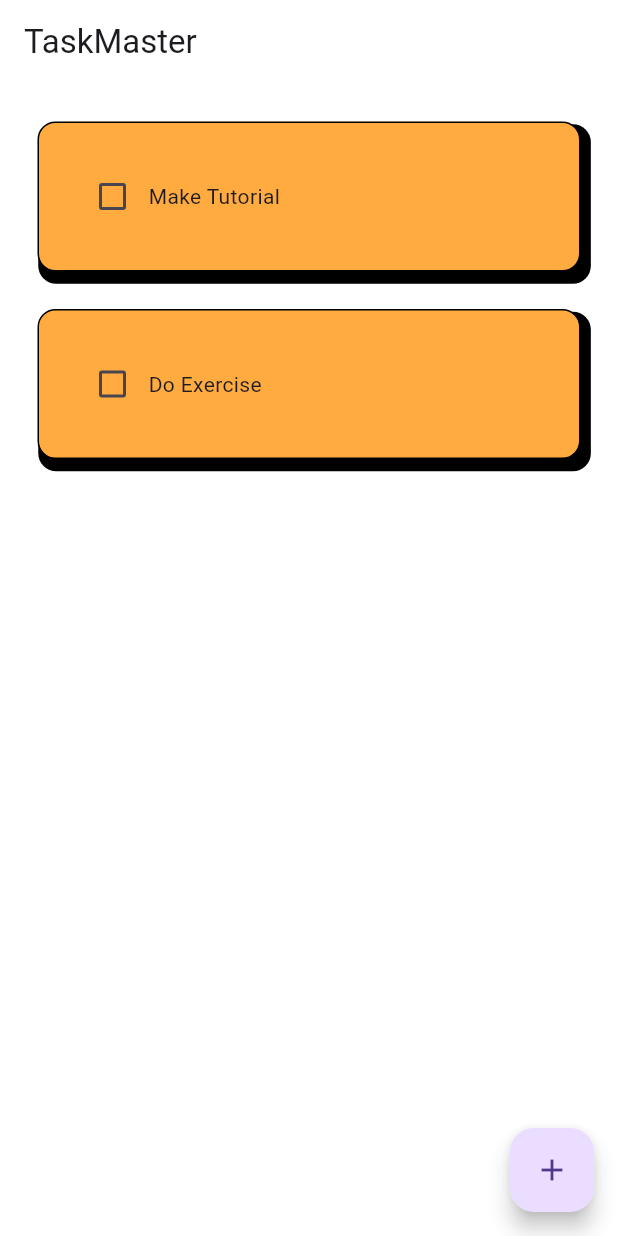
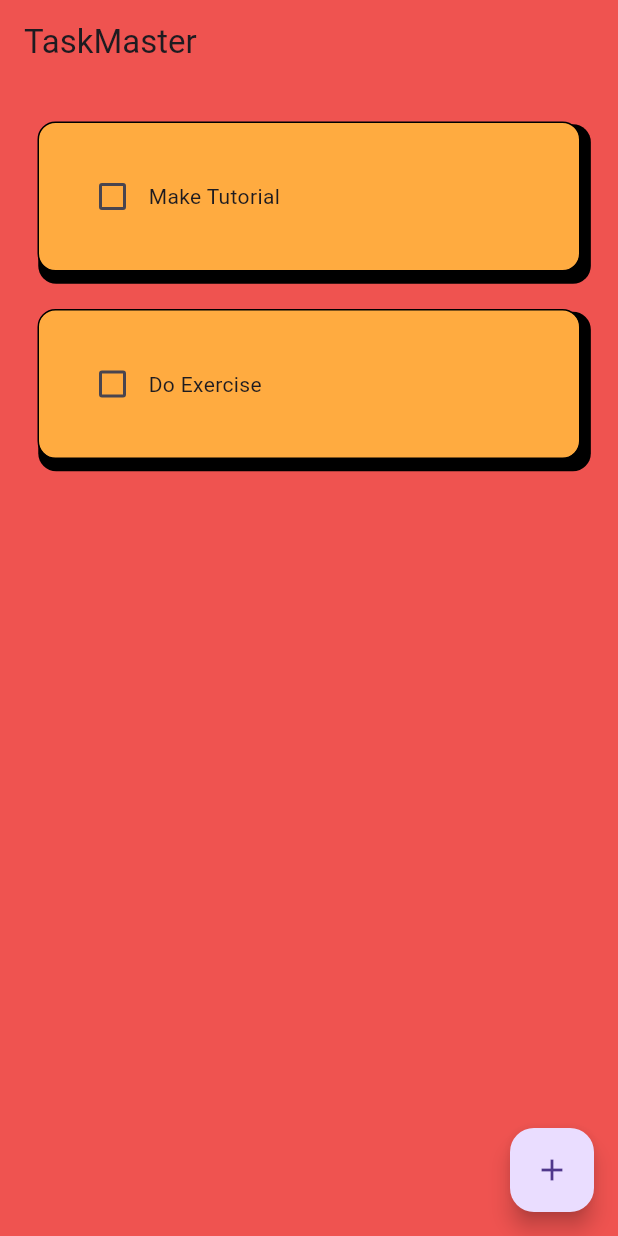
Before and after one commit to adyutaa/taskmaster-app, a Flutter app: the screen it shows after launch, on a phone screen of 412 x 824 dp. Run offline on Flutter 3.47's test engine with Material 3 defaults, Android fonts, the phone set to English and light mode, and no system bars; drawn by our look-alikes of flutter_slidable; our stand-ins replace hive_flutter; accounts and stored records are empty.

Commit message:
img upload

```diff
--- a/lib/pages/todo_pages.dart
+++ b/lib/pages/todo_pages.dart
@@ -87,7 +87,7 @@ class _ToDoPageState extends State<ToDoPage> {
       appBar: AppBar(
         title: Text("TaskMaster"),
         elevation: 0,
-        backgroundColor: Colors.white,
+        backgroundColor: Colors.red.shade400,
       ),
       floatingActionButton: FloatingActionButton(
         onPressed: () {
@@ -95,7 +95,7 @@ class _ToDoPageState extends State<ToDoPage> {
         },
         child: Icon(Icons.add),
       ),
-      backgroundColor: Colors.white,
+      backgroundColor: Colors.red.shade400,
       body: ListView.builder(
         itemCount: db.ToDo.length,
         itemBuilder: (context, index) {
```
Also changed, not shown: img.png (added).
